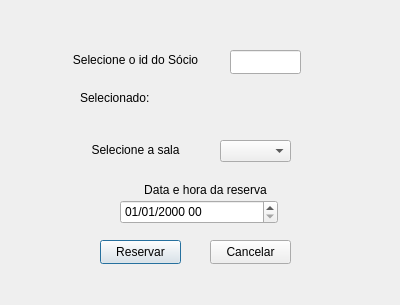
This is dialog.ui in MatKurianski/lbd as Qt 5 draws it before an edit. The edited form follows.
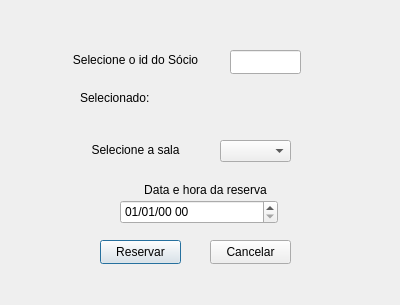
This is the edited form.

Commit message: Adicionar sala implementado

Patch:
```diff
--- a/dialog.ui
+++ b/dialog.ui
@@ -68,7 +68,7 @@
     <enum>QDateTimeEdit::DaySection</enum>
    </property>
    <property name="displayFormat">
-    <string>dd/MM/yyyy HH</string>
+    <string>dd/MM/yy HH</string>
    </property>
   </widget>
   <widget class="QLabel" name="label">
```
Left out of the diff: 2 changed lines with no effect on the pictures. The commit also changes 1 other file.
